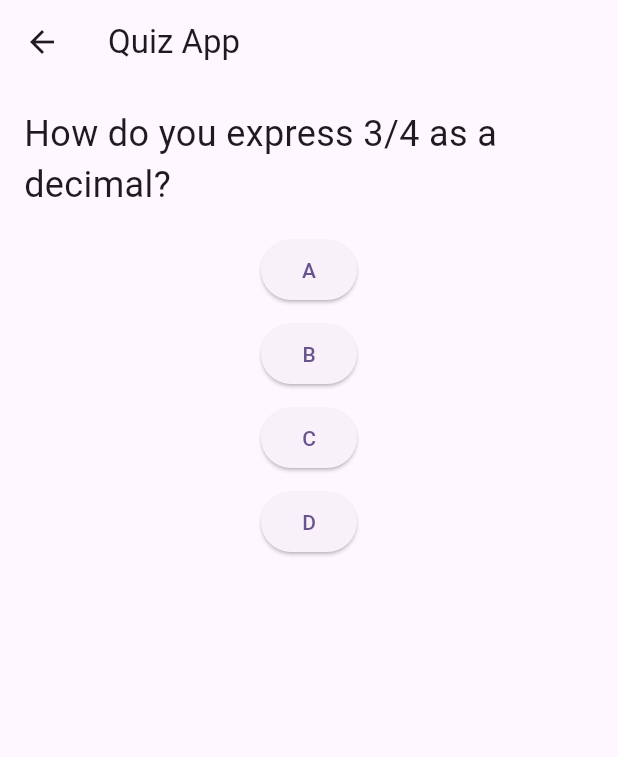
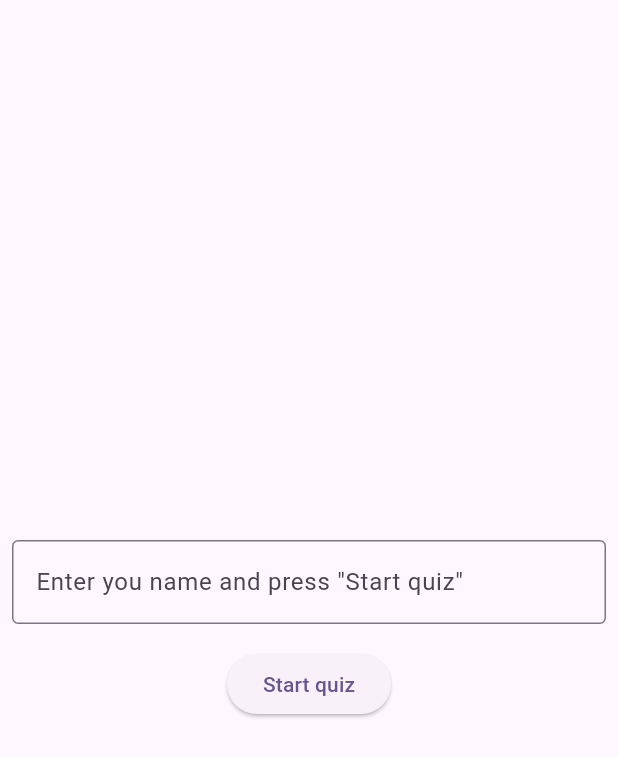
Before and after one commit to BigMenya/math_quiz, a Flutter app: the screen it shows after launch, on a phone screen of 412 x 824 dp. Shown: the top 757 px of the screen. Run offline on Flutter 3.47's test engine with Material 2 defaults, Android fonts, the phone set to English and light mode, and no system bars; our stand-ins replace lottie.

```diff
--- a/lib/feature/quiz_screen/bloc/quiz_screen_bloc.dart
+++ b/lib/feature/quiz_screen/bloc/quiz_screen_bloc.dart
@@ -2,19 +2,38 @@ import 'dart:convert';
 import 'dart:async';
 import 'package:flutter/material.dart';
 import 'package:math_quiz/feature/summary_screen/summary_screen.dart';
+import 'package:math_quiz/models/quiz_screen_state.dart';
 
 import '../../../models/question_model.dart';
 
-class QuizScreenBloc {
-  final StreamController<List<QuizQuestionModel>> _questionsController =
-      StreamController<List<QuizQuestionModel>>();
+abstract class QuizScreenBloc {
+  Future<void> loadQuestions(BuildContext context);
 
-  Stream<List<QuizQuestionModel>> get questionsStream =>
-      _questionsController.stream;
+  void handleAnswer(String selectedAnswer, BuildContext context);
+
+  Stream<QuizScreenState> get questionsStream;
+
+  int get currentQuestionIndex;
+
+  int get score;
+
+  Future<void> onStartQuizPressed(bool nameAccepted);
+
+  void dispose();
+}
+
+class QuizScreenBlocImpl implements QuizScreenBloc {
+  final StreamController<QuizScreenState> _questionsController =
+      StreamController<QuizScreenState>();
+  final _quizScreenState = QuizScreenState();
 
   List<QuizQuestionModel> _questions = [];
   int _currentQuestionIndex = 0;
 
+  @override
+  Stream<QuizScreenState> get questionsStream => _questionsController.stream;
+
+  @override
   Future<void> loadQuestions(BuildContext context) async {
     try {
       final quizData = await DefaultAssetBundle.of(context)
@@ -25,35 +44,33 @@ class QuizScreenBloc {
 
       _questions = questions;
       _currentQuestionIndex = 0;
-
-      _questionsController.add(_questions);
     } catch (e) {
-      // Handle error loading questions
       print('Error loading questions: $e');
     }
   }
 
+  @override
   int get currentQuestionIndex => _currentQuestionIndex;
 
   int _score = 0;
 
+  @override
   int get score => _score;
 
+  @override
   void handleAnswer(String selectedAnswer, BuildContext context) {
-
-
     final currentQuestion = _questions[_currentQuestionIndex];
     final correctAnswer = currentQuestion.correctAnswer;
 
     if (selectedAnswer == correctAnswer) {
-      _score++; // Увеличиваем счетчик очков при правильном ответе
+      _score++;
     }
 
     if (_currentQuestionIndex < _questions.length - 1) {
       _currentQuestionIndex++;
-      _questionsController.add(_questions);
+      _questionsController
+          .add(_quizScreenState.copyWith(questionsList: _questions));
     } else {
-      // Все вопросы пройдены, переходим на экран результатов
       Navigator.pushReplacement(
         context,
         MaterialPageRoute(
@@ -63,6 +80,14 @@ class QuizScreenBloc {
     }
   }
 
+  @override
+  Future<void> onStartQuizPressed(bool nameAccepted) async {
+    _questionsController.add(_quizScreenState.copyWith(
+        nameAccepted: nameAccepted,
+        questionsList: nameAccepted ? _questions : null));
+  }
+
+  @override
   void dispose() {
     _questionsController.close();
   }
--- a/lib/feature/quiz_screen/quiz_screen.dart
+++ b/lib/feature/quiz_screen/quiz_screen.dart
@@ -1,8 +1,9 @@
 import 'package:flutter/material.dart';
 import 'package:math_quiz/feature/quiz_screen/bloc/quiz_screen_bloc.dart';
 import 'package:math_quiz/feature/quiz_screen/widgets/quiz_question_widget.dart';
+import 'package:math_quiz/feature/quiz_screen/widgets/start_quiz_widget.dart';
+import 'package:math_quiz/models/quiz_screen_state.dart';
 
-import '../../models/question_model.dart';
 
 class QuizScreenWidget extends StatefulWidget {
   const QuizScreenWidget({super.key});
@@ -12,53 +13,44 @@ class QuizScreenWidget extends StatefulWidget {
 }
 
 class _QuizScreenWidgetState extends State<QuizScreenWidget> {
-  final QuizScreenBloc _quizManager = QuizScreenBloc();
+  final QuizScreenBloc _quizScreenBloc = QuizScreenBlocImpl();
+  final nameController = TextEditingController();
 
   @override
   void initState() {
     super.initState();
-    _quizManager.loadQuestions(context);
+    _quizScreenBloc.loadQuestions(context);
+  }
+
+  @override
+  Widget build(BuildContext context) {
+    return Scaffold(
+      body: StreamBuilder<QuizScreenState>(
+        stream: _quizScreenBloc.questionsStream,
+        builder: (context, snapshot) {
+          if (snapshot.data?.questionsList == null) {
+            return StartQuizWidget(
+              bloc: _quizScreenBloc,
+              nameAccepted: snapshot.data?.nameAccepted ?? true,
+            );
+          }
+
+          final currentQuestion = snapshot
+              .data!.questionsList![_quizScreenBloc.currentQuestionIndex];
+
+          return QuizQuestionWidget(
+            question: currentQuestion,
+            onAnswerSelected: (answer) =>
+                _quizScreenBloc.handleAnswer(answer, context),
+          );
+        },
+      ),
+    );
   }
 
   @override
   void dispose() {
-    _quizManager.dispose();
+    _quizScreenBloc.dispose();
     super.dispose();
   }
-
-  @override
-  Widget build(BuildContext context) {
-    return StreamBuilder<List<QuizQuestionModel>>(
-      stream: _quizManager.questionsStream,
-      builder: (context, snapshot) {
-        if (!snapshot.hasData) {
-          return Scaffold(
-            appBar: AppBar(
-              title: Text('Loading...'),
-            ),
-            body: const Center(
-              child: CircularProgressIndicator(),
-            ),
-          );
-        }
-
-        final currentQuestion =
-            snapshot.data![_quizManager.currentQuestionIndex];
-
-        return Scaffold(
-          appBar: AppBar(
-            title: Text('Quiz App'),
-          ),
-          body: Padding(
-            padding: const EdgeInsets.all(16.0),
-            child: QuizQuestionWidget(
-              question: currentQuestion,
-              onAnswerSelected: (answer) =>
-                  _quizManager.handleAnswer(answer, context),
-            ),
-          ),
-        );
-      },
-    );
-  }
 }
--- a/lib/feature/quiz_screen/widgets/quiz_question_widget.dart
+++ b/lib/feature/quiz_screen/widgets/quiz_question_widget.dart
@@ -12,27 +12,35 @@ class QuizQuestionWidget extends StatelessWidget {
   final QuizQuestionModel question;
   final Function(String) onAnswerSelected;
 
-
-
   @override
   Widget build(BuildContext context) {
     return Column(
-      children: <Widget>[
-        Text(
-          question.question,
-          style: TextStyle(fontSize: 24),
+      mainAxisAlignment: MainAxisAlignment.center,
+      children: [
+        Align(
+          alignment: Alignment.center,
+          child: Text(
+            question.question,
+            style: const TextStyle(fontSize: 24),
+            textAlign: TextAlign.center,
+          ),
         ),
-        SizedBox(height: 16),
+        const SizedBox(height: 16),
         Column(
           children: question.options.map((option) {
-            final optionText = option.keys.first;
-            return Padding(
-              padding: const EdgeInsets.only(bottom: 8.0),
-              child: ElevatedButton(
-                onPressed: () {
-                  onAnswerSelected(optionText);
-                },
-                child: Text(optionText),
+            final optionText = option.values.first;
+            final optionKey = option.keys.first;
+            return SizedBox(
+              width: MediaQuery.sizeOf(context).width / 2,
+              height: 50,
+              child: Padding(
+                padding: const EdgeInsets.only(bottom: 12.0),
+                child: ElevatedButton(
+                  onPressed: () {
+                    onAnswerSelected(optionKey);
+                  },
+                  child: Text(optionText, textAlign: TextAlign.center,),
+                ),
               ),
             );
           }).toList(),
--- /dev/null
+++ b/lib/feature/quiz_screen/widgets/start_quiz_widget.dart
@@ -0,0 +1,49 @@
+import 'package:flutter/material.dart';
+import 'package:math_quiz/feature/quiz_screen/bloc/quiz_screen_bloc.dart';
+
+class StartQuizWidget extends StatefulWidget {
+  const StartQuizWidget({
+    super.key,
+    required this.bloc,
+    required this.nameAccepted,
+  });
+
+  final QuizScreenBloc bloc;
+  final bool nameAccepted;
+
+  @override
+  State<StartQuizWidget> createState() => _StartQuizWidgetState();
+}
+
+class _StartQuizWidgetState extends State<StartQuizWidget> {
+  final nameController = TextEditingController();
+
+  @override
+  Widget build(BuildContext context) {
+    return Column(
+      mainAxisAlignment: MainAxisAlignment.center,
+      children: [
+        if (!widget.nameAccepted)
+          const Text(
+            'Please insert at least one character',
+            style: TextStyle(color: Colors.red),
+          ),
+        Padding(
+          padding: const EdgeInsets.symmetric(horizontal: 8, vertical: 16),
+          child: TextField(
+            controller: nameController,
+            decoration: const InputDecoration(
+              border: OutlineInputBorder(),
+              hintText: 'Enter you name and press "Start quiz"',
+            ),
+          ),
+        ),
+        ElevatedButton(
+          onPressed: () =>
+              widget.bloc.onStartQuizPressed(nameController.text.isNotEmpty),
+          child: const Text('Start quiz'),
+        ),
+      ],
+    );
+  }
+}
--- a/lib/main.dart
+++ b/lib/main.dart
@@ -1,6 +1,5 @@
 import 'package:flutter/material.dart';
 import 'package:math_quiz/feature/quiz_screen/quiz_screen.dart';
-import 'package:math_quiz/feature/summary_screen/summary_screen.dart';
 
 import 'constants/constants.dart';
 import 'feature/welcome_screen/welcome_screen_widget.dart';
--- /dev/null
+++ b/lib/models/quiz_screen_state.dart
@@ -0,0 +1,21 @@
+import 'package:math_quiz/models/question_model.dart';
+
+class QuizScreenState {
+  QuizScreenState({
+    this.questionsList,
+    this.nameAccepted,
+  });
+
+  final List<QuizQuestionModel>? questionsList;
+  final bool? nameAccepted;
+
+  QuizScreenState copyWith({
+    List<QuizQuestionModel>? questionsList,
+    bool? nameAccepted,
+  }) {
+    return QuizScreenState(
+      questionsList: questionsList ?? this.questionsList,
+      nameAccepted: nameAccepted ?? this.nameAccepted,
+    );
+  }
+}
```
Also changed, not shown: lib/feature/summary_screen/summary_screen.dart (+3 -6 lines).
